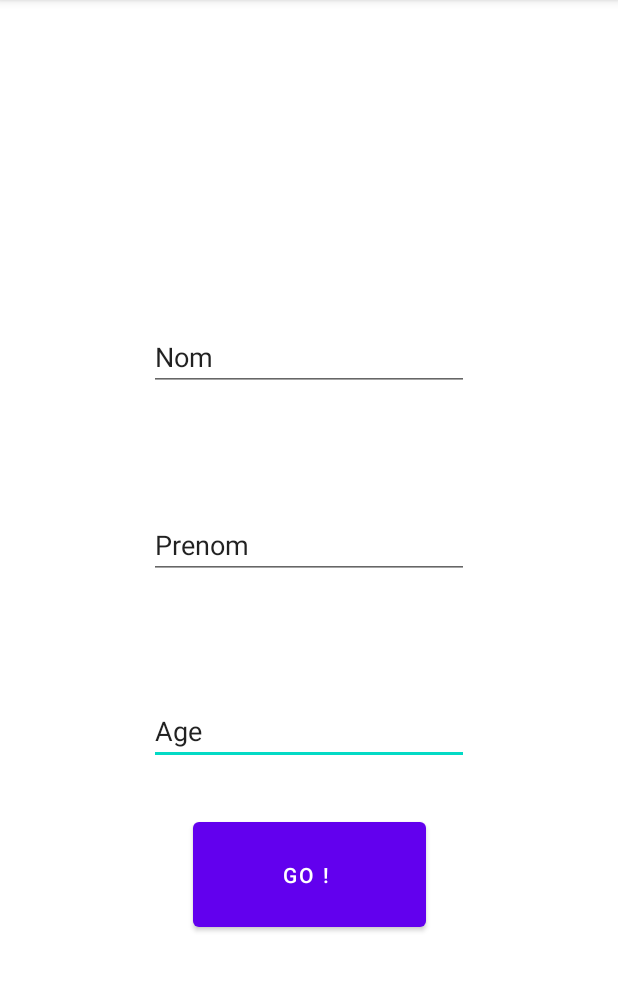
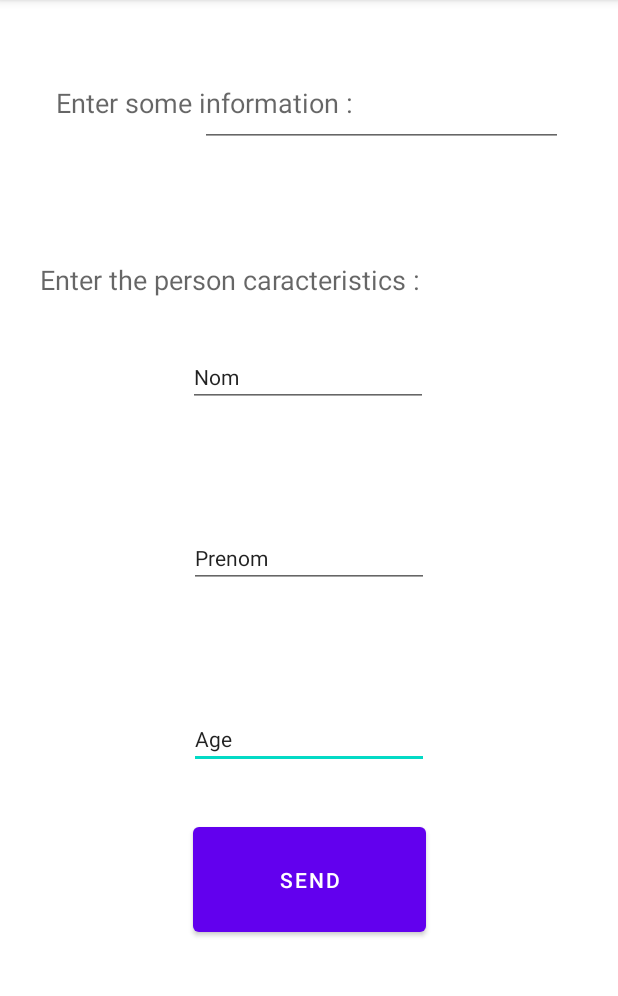
Before and after one commit to yvss34/DI5_Android_RANDOLPH_AKRAFI, an Android app: the screen it shows after launch (FenetreClass1), on a phone screen of 412 x 824 dp, the part 84-1080 px from its top. Run offline under Robolectric (Android 15) with nearby library versions, the phone set to English and light mode, and no system bars.

Commit message:
axel randolph : reparation transmission message et reception hello world entre fentre 1 et fentre 2 + mise à jour de la vue

```diff
--- a/tp2b/src/main/java/com/systemesmobiles/tp2b2/FenetreClass1.java
+++ b/tp2b/src/main/java/com/systemesmobiles/tp2b2/FenetreClass1.java
@@ -21,6 +21,7 @@ public class FenetreClass1 extends AppCompatActivity {
         final EditText nom = (EditText) findViewById(R.id.editTextNom);
         final EditText prenom = (EditText) findViewById(R.id.editTextPrenom);
         final EditText age = (EditText) findViewById(R.id.editTextAge);
+        final EditText editTextHelloWorld = (EditText) findViewById(R.id.editTextHelloWorld);
         Button btaction = (Button) findViewById(R.id. btecrire);
 
         //action sur le bouton click appelle de la nouvelle activité
@@ -35,6 +36,7 @@ public class FenetreClass1 extends AppCompatActivity {
                 // Conteneur qui vas nous permettre de passer l'objet personne
                 Bundle objetbunble = new Bundle();
                 objetbunble .putSerializable("personne",personne);
+                objetbunble .putString("passInfo",editTextHelloWorld.getText().toString());
 
                 // on insere le bundle dans l'intent
                 defineIntent.putExtras(objetbunble);
@@ -56,10 +58,10 @@ public class FenetreClass1 extends AppCompatActivity {
             // le code retour est bon
             if (resultCode == 1) {
                 //récupération du text dans le champ de saisie
-                final TextView textchampsaisie = (TextView) findViewById(R.id.textViewHelloWorld);
+                final TextView textChampSaisie = (EditText) findViewById(R.id.editTextHelloWorld);
                 // récupération de la valeur
                 String InfoPasse= data.getStringExtra("passInfoBack");
-                textchampsaisie.setText(InfoPasse);
+                textChampSaisie.setText(InfoPasse);
             }
         }
     }
--- a/tp2b/src/main/java/com/systemesmobiles/tp2b2/FenetreClass2.java
+++ b/tp2b/src/main/java/com/systemesmobiles/tp2b2/FenetreClass2.java
@@ -20,6 +20,7 @@ public class FenetreClass2 extends Activity {
         TextView textNom = (TextView) findViewById(R.id.TextViewNom);
         TextView textPrenom = (TextView) findViewById(R.id.TextViewPrenom);
         TextView textAge = (TextView) findViewById(R.id.TextViewAge);
+        TextView textViewInfoFenetre1 = (TextView) findViewById(R.id.textViewInfoFenetre1);
 
         //Recuperation de l'intent
         Intent intent = this.getIntent();
@@ -27,11 +28,13 @@ public class FenetreClass2 extends Activity {
         Bundle objetbunble = intent.getExtras();
         // récupération de la valeur
         Personne personne = (Personne)objetbunble.getSerializable("personne");
+        String InfoPasse= objetbunble .getString("passInfo");
 
         // on afffiche l'information dans les TextView
         textNom .setText(personne.getNom());
         textPrenom .setText(personne.getPrenom());
         textAge .setText(personne.getAge());
+        textViewInfoFenetre1.setText(InfoPasse);
 
         //action sur le bouton permettant de revenir à la fenêtre 1 et envoi un resultat
         final Button button = findViewById(R.id.button);
--- a/tp2b/src/main/res/layout/activity_fenetreclass1.xml
+++ b/tp2b/src/main/res/layout/activity_fenetreclass1.xml
@@ -13,7 +13,7 @@
         android:layout_height="82dp"
         android:layout_marginTop="72dp"
         android:layout_marginBottom="60dp"
-        android:text="Go ! "
+        android:text="Send"
         app:layout_constraintBottom_toBottomOf="parent"
         app:layout_constraintEnd_toEndOf="parent"
         app:layout_constraintStart_toStartOf="parent"
@@ -27,6 +27,7 @@
         android:ems="10"
         android:inputType="textPersonName"
         android:text="Age"
+        android:textAppearance="@style/TextAppearance.AppCompat.Body1"
         app:layout_constraintBottom_toTopOf="@+id/btecrire"
         app:layout_constraintEnd_toEndOf="parent"
         app:layout_constraintStart_toStartOf="parent"
@@ -40,6 +41,7 @@
         android:ems="10"
         android:inputType="textPersonName"
         android:text="Prenom"
+        android:textAppearance="@style/TextAppearance.AppCompat.Body1"
         app:layout_constraintBottom_toTopOf="@+id/editTextAge"
         app:layout_constraintEnd_toEndOf="parent"
         app:layout_constraintStart_toStartOf="parent"
@@ -51,26 +53,49 @@
         android:layout_height="wrap_content"
         android:layout_marginStart="32dp"
         android:layout_marginLeft="32dp"
-        android:layout_marginTop="50dp"
         android:layout_marginEnd="32dp"
         android:layout_marginRight="32dp"
         android:ems="10"
         android:inputType="textPersonName"
         android:text="Nom"
+        android:textAppearance="@style/TextAppearance.AppCompat.Body1"
         app:layout_constraintBottom_toTopOf="@+id/editTextPrenom"
         app:layout_constraintEnd_toEndOf="parent"
         app:layout_constraintHorizontal_bias="0.498"
         app:layout_constraintStart_toStartOf="parent"
-        app:layout_constraintTop_toBottomOf="@+id/textViewHelloWorld" />
+        app:layout_constraintTop_toBottomOf="@+id/textView2" />
+
+    <EditText
+        android:id="@+id/editTextHelloWorld"
+        android:layout_width="242dp"
+        android:layout_height="62dp"
+        android:layout_marginTop="36dp"
+        app:layout_constraintEnd_toEndOf="parent"
+        app:layout_constraintHorizontal_bias="0.785"
+        app:layout_constraintStart_toStartOf="parent"
+        app:layout_constraintTop_toTopOf="parent" />
 
     <TextView
-        android:id="@+id/textViewHelloWorld"
-        android:layout_width="134dp"
-        android:layout_height="38dp"
-        android:layout_marginTop="32dp"
-        android:layout_marginBottom="32dp"
-        app:layout_constraintBottom_toTopOf="@+id/editTextNom"
+        android:id="@+id/textView"
+        android:layout_width="wrap_content"
+        android:layout_height="wrap_content"
+        android:layout_marginTop="56dp"
+        android:text="Enter some information :"
+        android:textAppearance="@style/TextAppearance.AppCompat.Medium"
         app:layout_constraintEnd_toEndOf="parent"
+        app:layout_constraintHorizontal_bias="0.176"
         app:layout_constraintStart_toStartOf="parent"
         app:layout_constraintTop_toTopOf="parent" />
+
+    <TextView
+        android:id="@+id/textView2"
+        android:layout_width="wrap_content"
+        android:layout_height="wrap_content"
+        android:layout_marginTop="76dp"
+        android:text="Enter the person caracteristics :"
+        android:textAppearance="@style/TextAppearance.AppCompat.Medium"
+        app:layout_constraintEnd_toEndOf="parent"
+        app:layout_constraintHorizontal_bias="0.167"
+        app:layout_constraintStart_toStartOf="parent"
+        app:layout_constraintTop_toBottomOf="@+id/editTextHelloWorld" />
 </androidx.constraintlayout.widget.ConstraintLayout>
```
Also changed, not shown: tp2b/src/main/res/layout/activity_fenetreclass2.xml (+35 -20 lines).
